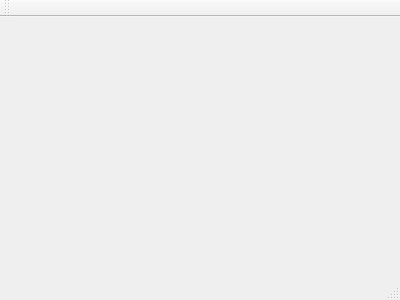
Old version of the form Saper/mainwindow.ui in the repository PanJanosCompaneros/SaperQt.
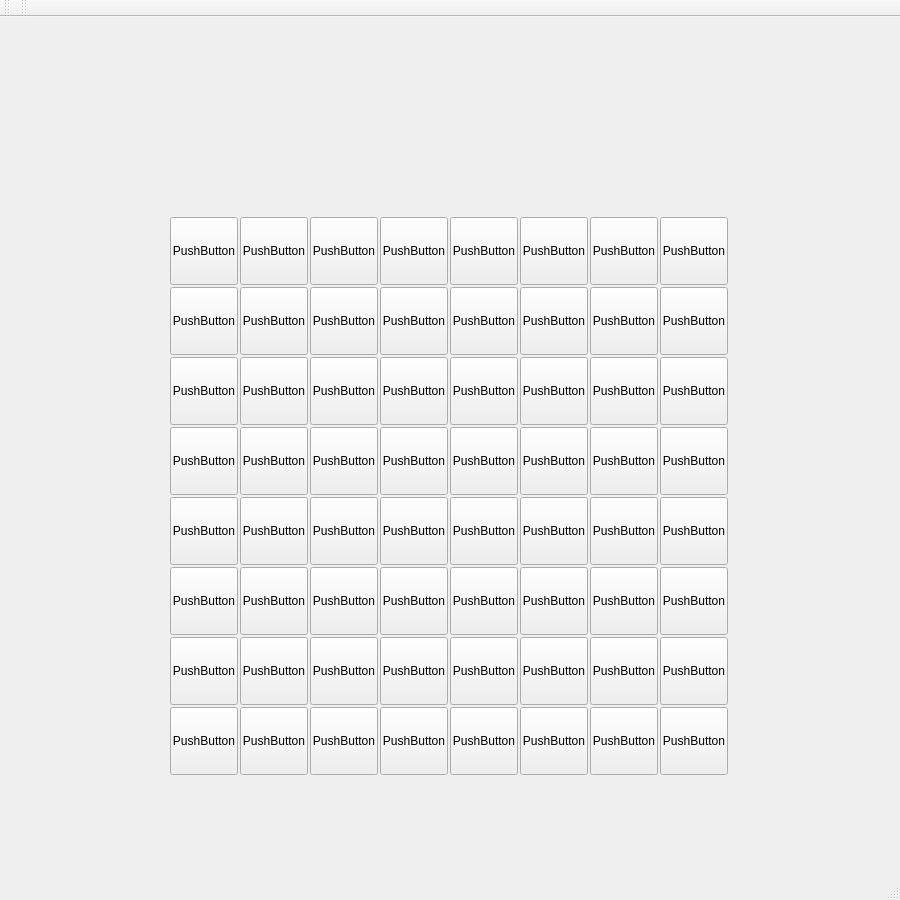
New version of the form.

What changed in the file:
```diff
--- a/Saper/mainwindow.ui
+++ b/Saper/mainwindow.ui
@@ -1,24 +1,1075 @@
 <ui version="4.0">
  <class>MainWindow</class>
- <widget class="QMainWindow" name="MainWindow" >
-  <property name="geometry" >
+ <widget class="QMainWindow" name="MainWindow">
+  <property name="geometry">
    <rect>
     <x>0</x>
     <y>0</y>
-    <width>400</width>
-    <height>300</height>
+    <width>900</width>
+    <height>900</height>
    </rect>
   </property>
   <property name="windowTitle" >
    <string>MainWindow</string>
   </property>
-  <widget class="QMenuBar" name="menuBar" />
-  <widget class="QToolBar" name="mainToolBar" />
-  <widget class="QWidget" name="centralWidget" />
-  <widget class="QStatusBar" name="statusBar" />
+  <widget class="QWidget" name="centralWidget">
+   <widget class="QPushButton" name="button00">
+    <property name="geometry">
+     <rect>
+      <x>170</x>
+      <y>200</y>
+      <width>68</width>
+      <height>68</height>
+     </rect>
+    </property>
+    <property name="text">
+     <string>PushButton</string>
+    </property>
+    <attribute name="buttonGroup">
+     <string notr="true">buttonGroup_2</string>
+    </attribute>
+   </widget>
+   <widget class="QPushButton" name="button01">
+    <property name="geometry">
+     <rect>
+      <x>240</x>
+      <y>200</y>
+      <width>68</width>
+      <height>68</height>
+     </rect>
+    </property>
+    <property name="text">
+     <string>PushButton</string>
+    </property>
+    <attribute name="buttonGroup">
+     <string notr="true">buttonGroup_2</string>
+    </attribute>
+   </widget>
+   <widget class="QPushButton" name="button02">
+    <property name="geometry">
+     <rect>
+      <x>310</x>
+      <y>200</y>
+      <width>68</width>
+      <height>68</height>
+     </rect>
+    </property>
+    <property name="text">
+     <string>PushButton</string>
+    </property>
+    <attribute name="buttonGroup">
+     <string notr="true">buttonGroup_2</string>
+    </attribute>
+   </widget>
+   <widget class="QPushButton" name="button03">
+    <property name="geometry">
+     <rect>
+      <x>380</x>
+      <y>200</y>
+      <width>68</width>
+      <height>68</height>
+     </rect>
+    </property>
+    <property name="text">
+     <string>PushButton</string>
+    </property>
+    <attribute name="buttonGroup">
+     <string notr="true">buttonGroup_2</string>
+    </attribute>
+   </widget>
+   <widget class="QPushButton" name="button04">
+    <property name="geometry">
+     <rect>
+      <x>450</x>
+      <y>200</y>
+      <width>68</width>
+      <height>68</height>
+     </rect>
+    </property>
+    <property name="text">
+     <string>PushButton</string>
+    </property>
+    <attribute name="buttonGroup">
+     <string notr="true">buttonGroup_2</string>
+    </attribute>
+   </widget>
+   <widget class="QPushButton" name="button05">
+    <property name="geometry">
+     <rect>
+      <x>520</x>
+      <y>200</y>
+      <width>68</width>
+      <height>68</height>
+     </rect>
+    </property>
+    <property name="text">
+     <string>PushButton</string>
+    </property>
+    <attribute name="buttonGroup">
+     <string notr="true">buttonGroup_2</string>
+    </attribute>
+   </widget>
+   <widget class="QPushButton" name="button06">
+    <property name="geometry">
+     <rect>
+      <x>590</x>
+      <y>200</y>
+      <width>68</width>
+      <height>68</height>
+     </rect>
+    </property>
+    <property name="text">
+     <string>PushButton</string>
+    </property>
+    <attribute name="buttonGroup">
+     <string notr="true">buttonGroup_2</string>
+    </attribute>
+   </widget>
+   <widget class="QPushButton" name="button07">
+    <property name="geometry">
+     <rect>
+      <x>660</x>
+      <y>200</y>
+      <width>68</width>
+      <height>68</height>
+     </rect>
+    </property>
+    <property name="text">
+     <string>PushButton</string>
+    </property>
+    <attribute name="buttonGroup">
+     <string notr="true">buttonGroup_2</string>
+    </attribute>
+   </widget>
+   <widget class="QPushButton" name="button14">
+    <property name="geometry">
+     <rect>
+      <x>450</x>
+      <y>270</y>
+      <width>68</width>
+      <height>68</height>
+     </rect>
+    </property>
+    <property name="text">
+     <string>PushButton</string>
+    </property>
+    <attribute name="buttonGroup">
+     <string notr="true">buttonGroup_2</string>
+    </attribute>
+   </widget>
+   <widget class="QPushButton" name="button10">
+    <property name="geometry">
+     <rect>
+      <x>170</x>
+      <y>270</y>
+      <width>68</width>
+      <height>68</height>
+     </rect>
+    </property>
+    <property name="text">
+     <string>PushButton</string>
+    </property>
+    <attribute name="buttonGroup">
+     <string notr="true">buttonGroup_2</string>
+    </attribute>
+   </widget>
+   <widget class="QPushButton" name="button12">
+    <property name="geometry">
+     <rect>
+      <x>310</x>
+      <y>270</y>
+      <width>68</width>
+      <height>68</height>
+     </rect>
+    </property>
+    <property name="text">
+     <string>PushButton</string>
+    </property>
+    <attribute name="buttonGroup">
+     <string notr="true">buttonGroup_2</string>
+    </attribute>
+   </widget>
+   <widget class="QPushButton" name="button17">
+    <property name="geometry">
+     <rect>
+      <x>660</x>
+      <y>270</y>
+      <width>68</width>
+      <height>68</height>
+     </rect>
+    </property>
+    <property name="text">
+     <string>PushButton</string>
+    </property>
+    <attribute name="buttonGroup">
+     <string notr="true">buttonGroup_2</string>
+    </attribute>
+   </widget>
+   <widget class="QPushButton" name="button15">
+    <property name="geometry">
+     <rect>
+      <x>520</x>
+      <y>270</y>
+      <width>68</width>
+      <height>68</height>
+     </rect>
+    </property>
+    <property name="text">
+     <string>PushButton</string>
+    </property>
+    <attribute name="buttonGroup">
+     <string notr="true">buttonGroup_2</string>
+    </attribute>
+   </widget>
+   <widget class="QPushButton" name="button11">
+    <property name="geometry">
+     <rect>
+      <x>240</x>
+      <y>270</y>
+      <width>68</width>
+      <height>68</height>
+     </rect>
+    </property>
+    <property name="text">
+     <string>PushButton</string>
+    </property>
+    <attribute name="buttonGroup">
+     <string notr="true">buttonGroup_2</string>
+    </attribute>
+   </widget>
+   <widget class="QPushButton" name="button16">
+    <property name="geometry">
+     <rect>
+      <x>590</x>
+      <y>270</y>
+      <width>68</width>
+      <height>68</height>
+     </rect>
+    </property>
+    <property name="text">
+     <string>PushButton</string>
+    </property>
+    <attribute name="buttonGroup">
+     <string notr="true">buttonGroup_2</string>
+    </attribute>
+   </widget>
+   <widget class="QPushButton" name="button13">
+    <property name="geometry">
+     <rect>
+      <x>380</x>
+      <y>270</y>
+      <width>68</width>
+      <height>68</height>
+     </rect>
+    </property>
+    <property name="text">
+     <string>PushButton</string>
+    </property>
+    <attribute name="buttonGroup">
+     <string notr="true">buttonGroup_2</string>
+    </attribute>
+   </widget>
+   <widget class="QPushButton" name="button32">
+    <property name="geometry">
+     <rect>
+      <x>310</x>
+      <y>410</y>
+      <width>68</width>
+      <height>68</height>
+     </rect>
+    </property>
+    <property name="text">
+     <string>PushButton</string>
+    </property>
+    <attribute name="buttonGroup">
+     <string notr="true">buttonGroup_2</string>
+    </attribute>
+   </widget>
+   <widget class="QPushButton" name="button31">
+    <property name="geometry">
+     <rect>
+      <x>240</x>
+      <y>410</y>
+      <width>68</width>
+      <height>68</height>
+     </rect>
+    </property>
+    <property name="text">
+     <string>PushButton</string>
+    </property>
+    <attribute name="buttonGroup">
+     <string notr="true">buttonGroup_2</string>
+    </attribute>
+   </widget>
+   <widget class="QPushButton" name="button36">
+    <property name="geometry">
+     <rect>
+      <x>590</x>
+      <y>410</y>
+      <width>68</width>
+      <height>68</height>
+     </rect>
+    </property>
+    <property name="text">
+     <string>PushButton</string>
+    </property>
+    <attribute name="buttonGroup">
+     <string notr="true">buttonGroup_2</string>
+    </attribute>
+   </widget>
+   <widget class="QPushButton" name="button24">
+    <property name="geometry">
+     <rect>
+      <x>450</x>
+      <y>340</y>
+      <width>68</width>
+      <height>68</height>
+     </rect>
+    </property>
+    <property name="text">
+     <string>PushButton</string>
+    </property>
+    <attribute name="buttonGroup">
+     <string notr="true">buttonGroup_2</string>
+    </attribute>
+   </widget>
+   <widget class="QPushButton" name="button20">
+    <property name="geometry">
+     <rect>
+      <x>170</x>
+      <y>340</y>
+      <width>68</width>
+      <height>68</height>
+     </rect>
+    </property>
+    <property name="text">
+     <string>PushButton</string>
+    </property>
+    <attribute name="buttonGroup">
+     <string notr="true">buttonGroup_2</string>
+    </attribute>
+   </widget>
+   <widget class="QPushButton" name="button30">
+    <property name="geometry">
+     <rect>
+      <x>170</x>
+      <y>410</y>
+      <width>68</width>
+      <height>68</height>
+     </rect>
+    </property>
+    <property name="text">
+     <string>PushButton</string>
+    </property>
+    <attribute name="buttonGroup">
+     <string notr="true">buttonGroup_2</string>
+    </attribute>
+   </widget>
+   <widget class="QPushButton" name="button22">
+    <property name="geometry">
+     <rect>
+      <x>310</x>
+      <y>340</y>
+      <width>68</width>
+      <height>68</height>
+     </rect>
+    </property>
+    <property name="text">
+     <string>PushButton</string>
+    </property>
+    <attribute name="buttonGroup">
+     <string notr="true">buttonGroup_2</string>
+    </attribute>
+   </widget>
+   <widget class="QPushButton" name="button27">
+    <property name="geometry">
+     <rect>
+      <x>660</x>
+      <y>340</y>
+      <width>68</width>
+      <height>68</height>
+     </rect>
+    </property>
+    <property name="text">
+     <string>PushButton</string>
+    </property>
+    <attribute name="buttonGroup">
+     <string notr="true">buttonGroup_2</string>
+    </attribute>
+   </widget>
+   <widget class="QPushButton" name="button34">
+    <property name="geometry">
+     <rect>
+      <x>450</x>
+      <y>410</y>
+      <width>68</width>
+      <height>68</height>
+     </rect>
+    </property>
+    <property name="text">
+     <string>PushButton</string>
+    </property>
+    <attribute name="buttonGroup">
+     <string notr="true">buttonGroup_2</string>
+    </attribute>
+   </widget>
+   <widget class="QPushButton" name="button25">
+    <property name="geometry">
+     <rect>
+      <x>520</x>
+      <y>340</y>
+      <width>68</width>
+      <height>68</height>
+     </rect>
+    </property>
+    <property name="text">
+     <string>PushButton</string>
+    </property>
+    <attribute name="buttonGroup">
+     <string notr="true">buttonGroup_2</string>
+    </attribute>
+   </widget>
+   <widget class="QPushButton" name="button33">
+    <property name="geometry">
+     <rect>
+      <x>380</x>
+      <y>410</y>
+      <width>68</width>
+      <height>68</height>
+     </rect>
+    </property>
+    <property name="text">
+     <string>PushButton</string>
+    </property>
+    <attribute name="buttonGroup">
+     <string notr="true">buttonGroup_2</string>
+    </attribute>
+   </widget>
+   <widget class="QPushButton" name="button21">
+    <property name="geometry">
+     <rect>
+      <x>240</x>
+      <y>340</y>
+      <width>68</width>
+      <height>68</height>
+     </rect>
+    </property>
+    <property name="text">
+     <string>PushButton</string>
+    </property>
+    <attribute name="buttonGroup">
+     <string notr="true">buttonGroup_2</string>
+    </attribute>
+   </widget>
+   <widget class="QPushButton" name="button37">
+    <property name="geometry">
+     <rect>
+      <x>660</x>
+      <y>410</y>
+      <width>68</width>
+      <height>68</height>
+     </rect>
+    </property>
+    <property name="text">
+     <string>PushButton</string>
+    </property>
+    <attribute name="buttonGroup">
+     <string notr="true">buttonGroup_2</string>
+    </attribute>
+   </widget>
+   <widget class="QPushButton" name="button26">
+    <property name="geometry">
+     <rect>
+      <x>590</x>
+      <y>340</y>
+      <width>68</width>
+      <height>68</height>
+     </rect>
+    </property>
+    <property name="text">
+     <string>PushButton</string>
+    </property>
+    <attribute name="buttonGroup">
+     <string notr="true">buttonGroup_2</string>
+    </attribute>
+   </widget>
+   <widget class="QPushButton" name="button35">
+    <property name="geometry">
+     <rect>
+      <x>520</x>
+      <y>410</y>
+      <width>68</width>
+      <height>68</height>
+     </rect>
+    </property>
+    <property name="text">
+     <string>PushButton</string>
+    </property>
+    <attribute name="buttonGroup">
+     <string notr="true">buttonGroup_2</string>
+    </attribute>
+   </widget>
+   <widget class="QPushButton" name="button23">
+    <property name="geometry">
+     <rect>
+      <x>380</x>
+      <y>340</y>
+      <width>68</width>
+      <height>68</height>
+     </rect>
+    </property>
+    <property name="text">
+     <string>PushButton</string>
+    </property>
+    <attribute name="buttonGroup">
+     <string notr="true">buttonGroup_2</string>
+    </attribute>
+   </widget>
+   <widget class="QPushButton" name="button52">
+    <property name="geometry">
+     <rect>
+      <x>310</x>
+      <y>550</y>
+      <width>68</width>
+      <height>68</height>
+     </rect>
+    </property>
+    <property name="text">
+     <string>PushButton</string>
+    </property>
+    <attribute name="buttonGroup">
+     <string notr="true">buttonGroup_2</string>
+    </attribute>
+   </widget>
+   <widget class="QPushButton" name="button51">
+    <property name="geometry">
+     <rect>
+      <x>240</x>
+      <y>550</y>
+      <width>68</width>
+      <height>68</height>
+     </rect>
+    </property>
+    <property name="text">
+     <string>PushButton</string>
+    </property>
+    <attribute name="buttonGroup">
+     <string notr="true">buttonGroup_2</string>
+    </attribute>
+   </widget>
+   <widget class="QPushButton" name="button56">
+    <property name="geometry">
+     <rect>
+      <x>590</x>
+      <y>550</y>
+      <width>68</width>
+      <height>68</height>
+     </rect>
+    </property>
+    <property name="text">
+     <string>PushButton</string>
+    </property>
+    <attribute name="buttonGroup">
+     <string notr="true">buttonGroup_2</string>
+    </attribute>
+   </widget>
+   <widget class="QPushButton" name="button44">
+    <property name="geometry">
+     <rect>
+      <x>450</x>
+      <y>480</y>
+      <width>68</width>
+      <height>68</height>
+     </rect>
+    </property>
+    <property name="text">
+     <string>PushButton</string>
+    </property>
+    <attribute name="buttonGroup">
+     <string notr="true">buttonGroup_2</string>
+    </attribute>
+   </widget>
+   <widget class="QPushButton" name="button40">
+    <property name="geometry">
+     <rect>
+      <x>170</x>
+      <y>480</y>
+      <width>68</width>
+      <height>68</height>
+     </rect>
+    </property>
+    <property name="text">
+     <string>PushButton</string>
+    </property>
+    <attribute name="buttonGroup">
+     <string notr="true">buttonGroup_2</string>
+    </attribute>
+   </widget>
+   <widget class="QPushButton" name="button50">
+    <property name="geometry">
+     <rect>
+      <x>170</x>
+      <y>550</y>
+      <width>68</width>
+      <height>68</height>
+     </rect>
+    </property>
+    <property name="text">
+     <string>PushButton</string>
+    </property>
+    <attribute name="buttonGroup">
+     <string notr="true">buttonGroup_2</string>
+    </attribute>
+   </widget>
+   <widget class="QPushButton" name="button42">
+    <property name="geometry">
+     <rect>
+      <x>310</x>
+      <y>480</y>
+      <width>68</width>
+      <height>68</height>
+     </rect>
+    </property>
+    <property name="text">
+     <string>PushButton</string>
+    </property>
+    <attribute name="buttonGroup">
+     <string notr="true">buttonGroup_2</string>
+    </attribute>
+   </widget>
+   <widget class="QPushButton" name="button47">
+    <property name="geometry">
+     <rect>
+      <x>660</x>
+      <y>480</y>
+      <width>68</width>
+      <height>68</height>
+     </rect>
+    </property>
+    <property name="text">
+     <string>PushButton</string>
+    </property>
+    <attribute name="buttonGroup">
+     <string notr="true">buttonGroup_2</string>
+    </attribute>
+   </widget>
+   <widget class="QPushButton" name="button54">
+    <property name="geometry">
+     <rect>
+      <x>450</x>
+      <y>550</y>
+      <width>68</width>
+      <height>68</height>
+     </rect>
+    </property>
+    <property name="text">
+     <string>PushButton</string>
+    </property>
+    <attribute name="buttonGroup">
+     <string notr="true">buttonGroup_2</string>
+    </attribute>
+   </widget>
+   <widget class="QPushButton" name="button45">
+    <property name="geometry">
+     <rect>
+      <x>520</x>
+      <y>480</y>
+      <width>68</width>
+      <height>68</height>
+     </rect>
+    </property>
+    <property name="text">
+     <string>PushButton</string>
+    </property>
+    <attribute name="buttonGroup">
+     <string notr="true">buttonGroup_2</string>
+    </attribute>
+   </widget>
+   <widget class="QPushButton" name="button53">
+    <property name="geometry">
+     <rect>
+      <x>380</x>
+      <y>550</y>
+      <width>68</width>
+      <height>68</height>
+     </rect>
+    </property>
+    <property name="text">
+     <string>PushButton</string>
+    </property>
+    <attribute name="buttonGroup">
+     <string notr="true">buttonGroup_2</string>
+    </attribute>
+   </widget>
+   <widget class="QPushButton" name="button41">
+    <property name="geometry">
+     <rect>
+      <x>240</x>
+      <y>480</y>
+      <width>68</width>
+      <height>68</height>
+     </rect>
+    </property>
+    <property name="text">
+     <string>PushButton</string>
+    </property>
+    <attribute name="buttonGroup">
+     <string notr="true">buttonGroup_2</string>
+    </attribute>
+   </widget>
+   <widget class="QPushButton" name="button57">
+    <property name="geometry">
+     <rect>
+      <x>660</x>
+      <y>550</y>
+      <width>68</width>
+      <height>68</height>
+     </rect>
+    </property>
+    <property name="text">
+     <string>PushButton</string>
+    </property>
+    <attribute name="buttonGroup">
+     <string notr="true">buttonGroup_2</string>
+    </attribute>
+   </widget>
+   <widget class="QPushButton" name="button46">
+    <property name="geometry">
+     <rect>
+      <x>590</x>
+      <y>480</y>
+      <width>68</width>
+      <height>68</height>
+     </rect>
+    </property>
+    <property name="text">
+     <string>PushButton</string>
+    </property>
+    <attribute name="buttonGroup">
+     <string notr="true">buttonGroup_2</string>
+    </attribute>
+   </widget>
+   <widget class="QPushButton" name="button55">
+    <property name="geometry">
+     <rect>
+      <x>520</x>
+      <y>550</y>
+      <width>68</width>
+      <height>68</height>
+     </rect>
+    </property>
+    <property name="text">
+     <string>PushButton</string>
+    </property>
+    <attribute name="buttonGroup">
+     <string notr="true">buttonGroup_2</string>
+    </attribute>
+   </widget>
+   <widget class="QPushButton" name="button43">
+    <property name="geometry">
+     <rect>
+      <x>380</x>
+      <y>480</y>
+      <width>68</width>
+      <height>68</height>
+     </rect>
+    </property>
+    <property name="text">
+     <string>PushButton</string>
+    </property>
+    <attribute name="buttonGroup">
+     <string notr="true">buttonGroup_2</string>
+    </attribute>
+   </widget>
+   <widget class="QPushButton" name="button72">
+    <property name="geometry">
+     <rect>
+      <x>310</x>
+      <y>690</y>
+      <width>68</width>
+      <height>68</height>
+     </rect>
+    </property>
+    <property name="text">
+     <string>PushButton</string>
+    </property>
+    <attribute name="buttonGroup">
+     <string notr="true">buttonGroup_2</string>
+    </attribute>
+   </widget>
+   <widget class="QPushButton" name="button71">
+    <property name="geometry">
+     <rect>
+      <x>240</x>
+      <y>690</y>
+      <width>68</width>
+      <height>68</height>
+     </rect>
+    </property>
+    <property name="text">
+     <string>PushButton</string>
+    </property>
+    <attribute name="buttonGroup">
+     <string notr="true">buttonGroup_2</string>
+    </attribute>
+   </widget>
+   <widget class="QPushButton" name="button76">
+    <property name="geometry">
+     <rect>
+      <x>590</x>
+      <y>690</y>
+      <width>68</width>
+      <height>68</height>
+     </rect>
+    </property>
+    <property name="text">
+     <string>PushButton</string>
+    </property>
+    <attribute name="buttonGroup">
+     <string notr="true">buttonGroup_2</string>
+    </attribute>
+   </widget>
+   <widget class="QPushButton" name="button64">
+    <property name="geometry">
+     <rect>
+      <x>450</x>
+      <y>620</y>
+      <width>68</width>
+      <height>68</height>
+     </rect>
+    </property>
+    <property name="text">
+     <string>PushButton</string>
+    </property>
+    <attribute name="buttonGroup">
+     <string notr="true">buttonGroup_2</string>
+    </attribute>
+   </widget>
+   <widget class="QPushButton" name="button60">
+    <property name="geometry">
+     <rect>
+      <x>170</x>
+      <y>620</y>
+      <width>68</width>
+      <height>68</height>
+     </rect>
+    </property>
+    <property name="text">
+     <string>PushButton</string>
+    </property>
+    <attribute name="buttonGroup">
+     <string notr="true">buttonGroup_2</string>
+    </attribute>
+   </widget>
+   <widget class="QPushButton" name="button70">
+    <property name="geometry">
+     <rect>
+      <x>170</x>
+      <y>690</y>
+      <width>68</width>
+      <height>68</height>
+     </rect>
+    </property>
+    <property name="text">
+     <string>PushButton</string>
+    </property>
+    <attribute name="buttonGroup">
+     <string notr="true">buttonGroup_2</string>
+    </attribute>
+   </widget>
+   <widget class="QPushButton" name="button62">
+    <property name="geometry">
+     <rect>
+      <x>310</x>
+      <y>620</y>
+      <width>68</width>
+      <height>68</height>
+     </rect>
+    </property>
+    <property name="text">
+     <string>PushButton</string>
+    </property>
+    <attribute name="buttonGroup">
+     <string notr="true">buttonGroup_2</string>
+    </attribute>
+   </widget>
+   <widget class="QPushButton" name="button67">
+    <property name="geometry">
+     <rect>
+      <x>660</x>
+      <y>620</y>
+      <width>68</width>
+      <height>68</height>
+     </rect>
+    </property>
+    <property name="text">
+     <string>PushButton</string>
+    </property>
+    <attribute name="buttonGroup">
+     <string notr="true">buttonGroup_2</string>
+    </attribute>
+   </widget>
+   <widget class="QPushButton" name="button74">
+    <property name="geometry">
+     <rect>
+      <x>450</x>
+      <y>690</y>
+      <width>68</width>
+      <height>68</height>
+     </rect>
+    </property>
+    <property name="text">
+     <string>PushButton</string>
+    </property>
+    <attribute name="buttonGroup">
+     <string notr="true">buttonGroup_2</string>
+    </attribute>
+   </widget>
+   <widget class="QPushButton" name="button65">
+    <property name="geometry">
+     <rect>
+      <x>520</x>
+      <y>620</y>
+      <width>68</width>
+      <height>68</height>
+     </rect>
+    </property>
+    <property name="text">
+     <string>PushButton</string>
+    </property>
+    <attribute name="buttonGroup">
+     <string notr="true">buttonGroup_2</string>
+    </attribute>
+   </widget>
+   <widget class="QPushButton" name="button73">
+    <property name="geometry">
+     <rect>
+      <x>380</x>
+      <y>690</y>
+      <width>68</width>
+      <height>68</height>
+     </rect>
+    </property>
+    <property name="text">
+     <string>PushButton</string>
+    </property>
+    <attribute name="buttonGroup">
+     <string notr="true">buttonGroup_2</string>
+    </attribute>
+   </widget>
+   <widget class="QPushButton" name="button61">
+    <property name="geometry">
+     <rect>
+      <x>240</x>
+      <y>620</y>
+      <width>68</width>
+      <height>68</height>
+     </rect>
+    </property>
+    <property name="text">
+     <string>PushButton</string>
+    </property>
+    <attribute name="buttonGroup">
+     <string notr="true">buttonGroup_2</string>
+    </attribute>
+   </widget>
+   <widget class="QPushButton" name="button77">
+    <property name="geometry">
+     <rect>
+      <x>660</x>
+      <y>690</y>
+      <width>68</width>
+      <height>68</height>
+     </rect>
+    </property>
+    <property name="text">
+     <string>PushButton</string>
+    </property>
+    <attribute name="buttonGroup">
+     <string notr="true">buttonGroup_2</string>
+    </attribute>
+   </widget>
+   <widget class="QPushButton" name="button66">
+    <property name="geometry">
+     <rect>
+      <x>590</x>
+      <y>620</y>
+      <width>68</width>
+      <height>68</height>
+     </rect>
+    </property>
+    <property name="text">
+     <string>PushButton</string>
+    </property>
+    <attribute name="buttonGroup">
+     <string notr="true">buttonGroup_2</string>
+    </attribute>
+   </widget>
+   <widget class="QPushButton" name="button75">
+    <property name="geometry">
+     <rect>
+      <x>520</x>
+      <y>690</y>
+      <width>68</width>
+      <height>68</height>
+     </rect>
+    </property>
+    <property name="text">
+     <string>PushButton</string>
+    </property>
+    <attribute name="buttonGroup">
+     <string notr="true">buttonGroup_2</string>
+    </attribute>
+   </widget>
+   <widget class="QPushButton" name="button63">
+    <property name="geometry">
+     <rect>
+      <x>380</x>
+      <y>620</y>
+      <width>68</width>
+      <height>68</height>
+     </rect>
+    </property>
+    <property name="text">
+     <string>PushButton</string>
+    </property>
+    <attribute name="buttonGroup">
+     <string notr="true">buttonGroup_2</string>
+    </attribute>
+   </widget>
+  </widget>
+  <widget class="QMenuBar" name="menuBar">
+   <property name="geometry">
+    <rect>
+     <x>0</x>
+     <y>0</y>
+     <width>900</width>
+     <height>25</height>
+    </rect>
+   </property>
+  </widget>
+  <widget class="QToolBar" name="mainToolBar">
+   <attribute name="toolBarArea">
+    <enum>TopToolBarArea</enum>
+   </attribute>
+   <attribute name="toolBarBreak">
+    <bool>false</bool>
+   </attribute>
+  </widget>
+  <widget class="QStatusBar" name="statusBar"/>
+  <widget class="QToolBar" name="toolBar">
+   <property name="windowTitle">
+    <string>toolBar</string>
+   </property>
+   <attribute name="toolBarArea">
+    <enum>TopToolBarArea</enum>
+   </attribute>
+   <attribute name="toolBarBreak">
+    <bool>false</bool>
+   </attribute>
+  </widget>
  </widget>
- <layoutDefault spacing="6" margin="11" />
- <pixmapfunction></pixmapfunction>
+ <layoutdefault spacing="6" margin="11"/>
  <resources/>
  <connections/>
 </ui>
```
Left out of the diff: 6 changed lines with no effect on the pictures.
